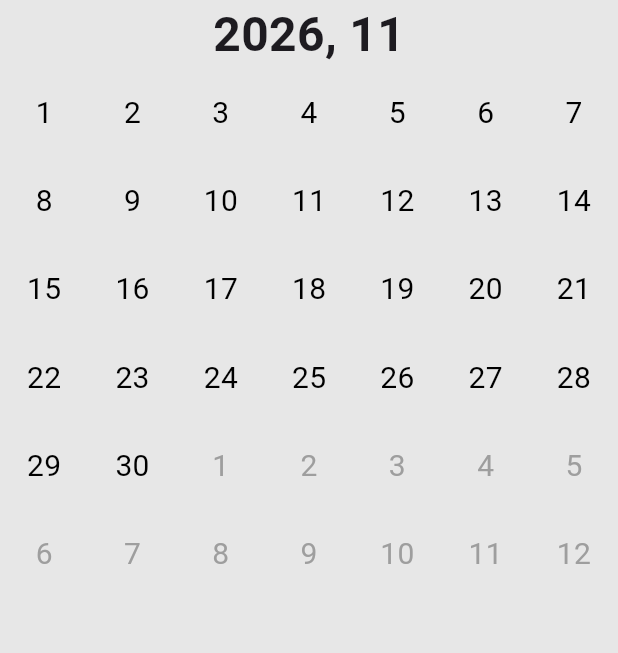
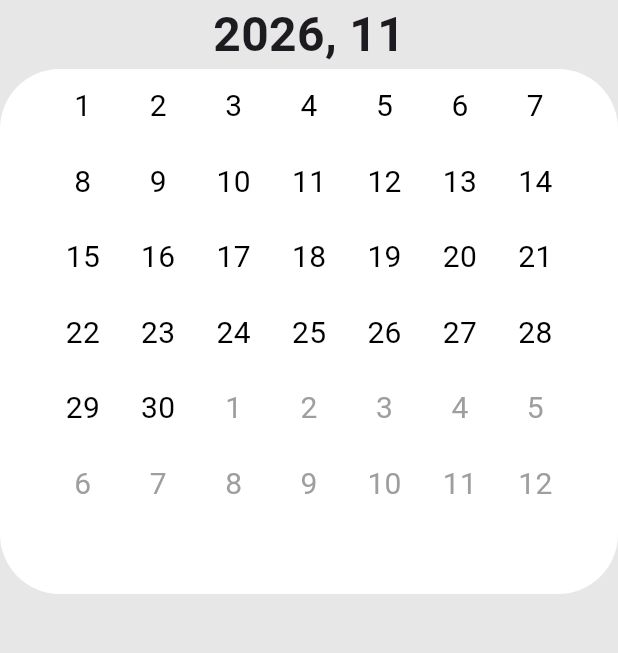
Before and after one commit to namjinw/TodoApp, a Flutter app: the screen it shows after launch, on a phone screen of 412 x 824 dp, the part 84-737 px from its top. Run offline on Flutter 3.47's test engine with Material 3 defaults, Android fonts, the phone set to English and light mode, and no system bars; our stand-ins replace shared_preferences; Roboto replaces fonts that are missing (Freesentation).

Commit message:
feat: 달력 페이지 슬라이드 구현

```diff
--- a/lib/page/home.dart
+++ b/lib/page/home.dart
@@ -14,8 +14,9 @@ class HomePage extends StatefulWidget {
 
 class _HomePageState extends State<HomePage> {
   List<ToDo> todos = ToDoController.todos;
-  final DateTime today = DateTime.now();
+  DateTime selected = DateTime.now();
   DateTime now = DateTime.now();
+  final PageController pageController = PageController(initialPage: 12);
 
   List<DateTime> getDate(DateTime d) {
     final first = DateTime(d.year, d.month, 1);
@@ -27,7 +28,7 @@ class _HomePageState extends State<HomePage> {
 
     List.generate(
       prev,
-      (index) => dates.add(first.subtract(Duration(days: index + 1))),
+      (index) => dates.add(first.subtract(Duration(days: prev - index))),
     );
     List.generate(
       last.day,
@@ -37,8 +38,6 @@ class _HomePageState extends State<HomePage> {
       next,
       (index) => dates.add(DateTime(d.year, d.month + 1, index + 1)),
     );
-
-    print(dates);
 
     return dates;
   }
@@ -52,7 +51,9 @@ class _HomePageState extends State<HomePage> {
     );
   }
 
-  Widget content() => SafeArea(child: Column(children: [calender()]));
+  Widget content() => SafeArea(
+    child: SingleChildScrollView(child: Column(children: [calender()])),
+  );
 
   Widget calender() {
     final dates = getDate(now);
@@ -63,10 +64,20 @@ class _HomePageState extends State<HomePage> {
           style: TextStyle(fontWeight: .bold, fontSize: 32),
           '${now.year}, ${now.month}',
         ),
-        SizedBox(
-          height: 400,
-          child: GridView(
-            padding: .zero,
+        Container(
+          decoration: BoxDecoration(
+            color: Colors.white,
+            borderRadius: .circular(40),
+          ),
+          height: 350,
+          child: PageView.builder(
+            controller: pageController,
+            onPageChanged: (value) {
+              now = DateTime(now.year, now.month + (value - 12));
+              setState(() {});
+            },
+            itemBuilder: (context, index) => GridView(
+              padding: .symmetric(horizontal: 30),
               gridDelegate: SliverGridDelegateWithFixedCrossAxisCount(
                 crossAxisCount: 7,
               ),
@@ -76,7 +87,7 @@ class _HomePageState extends State<HomePage> {
                   child: Text(
                     '${date.day}',
                     style: TextStyle(
-                    color: date.month != today.month
+                      color: date.month != now.month
                           ? Colors.grey
                           : Colors.black,
                       fontSize: 20,
@@ -84,6 +95,7 @@ class _HomePageState extends State<HomePage> {
                   ),
                 );
               }),
+            ),
           ),
         ),
       ],
```
Lines whose indentation alone changed are shown as unchanged.
